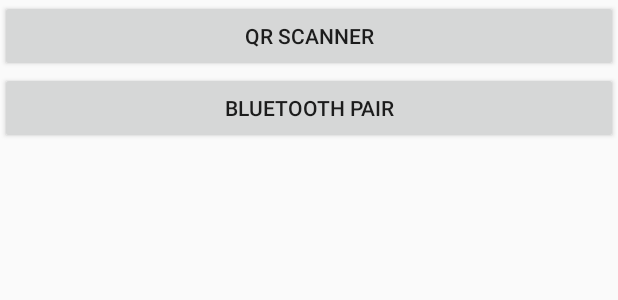
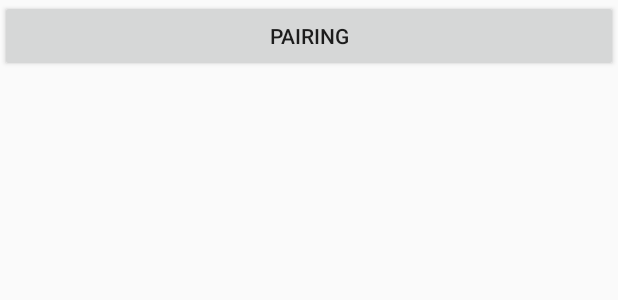
Before and after one commit to nuno-v-santos/S.A.T.A.N, an Android app: the layout activity_main.xml on its own in the app's theme, with its tools: preview values and no code run, on a phone screen of 412 x 824 dp. Shown: the top 300 px of the screen. Run offline under Robolectric (Android 15) with nearby library versions, the phone set to English and light mode, and no system bars.

Commit message:
Pairing phase code (need nuno's commit to be completed)

```diff
--- a/Android/app/src/main/res/layout/activity_main.xml
+++ b/Android/app/src/main/res/layout/activity_main.xml
@@ -8,23 +8,14 @@
     tools:context="pt.ulisboa.tecnico.sirs.ssandroidapp.MainActivity">
 
     <Button
-        android:id="@+id/QRbutton"
-        android:layout_width="match_parent"
-        android:layout_height="wrap_content"
-        android:onClick="changeActivity2QRScanner"
-        android:text="QR Scanner"
-        android:textIsSelectable="false"
-        tools:textAllCaps="false" />
-
-    <Button
-        android:id="@+id/BluetoothButton"
+        android:id="@+id/pairingButton"
         android:layout_width="match_parent"
         android:layout_height="wrap_content"
         android:onClick="changeActivity2BluetoothPair"
-        android:text="Bluetooth pair" />
+        android:text="Pairing" />
 
     <TextView
-        android:id="@+id/publicKeyTV"
+        android:id="@+id/statusTV"
         android:layout_width="match_parent"
         android:layout_height="wrap_content"
         android:layout_weight="1"
--- a/Android/app/src/main/res/layout/activity_qrscanner.xml
+++ b/Android/app/src/main/res/layout/activity_qrscanner.xml
@@ -11,7 +11,7 @@
 
 
     <TextView
-        android:id="@+id/publicKeyTV"
+        android:id="@+id/statusTV"
         android:layout_width="match_parent"
         android:layout_height="wrap_content"
         android:text="Public Key:"
@@ -28,7 +28,7 @@
         app:layout_constraintBottom_toBottomOf="parent"
         app:layout_constraintEnd_toEndOf="parent"
         app:layout_constraintStart_toStartOf="parent"
-        app:layout_constraintTop_toBottomOf="@+id/publicKeyTV" />
+        app:layout_constraintTop_toBottomOf="@+id/statusTV" />
 
     <LinearLayout
         android:layout_width="match_parent"
--- a/Android/app/src/main/res/values/strings.xml
+++ b/Android/app/src/main/res/values/strings.xml
@@ -1,4 +1,8 @@
 <resources>
     <string name="app_name">SSAndroidApp</string>
-    <string name="title_activity_bluethoot">BluethootActivity</string>
+    <string name="qr_code_read_success_msg">QR successfully read!</string>
+    <string name="ClassNotFoundException_error_msg">Unable to retrieve current paired device.</string>
+    <string name="current_paired_computer_name_msg">Currently connected to: </string>
+    <string name="IOException_read_obj_error_msg">Pairing not yet done.</string>
+    <string name="IOException_write_obj_error_msg">Could not save Computer obj...</string>
 </resources>
```
Also changed, not shown: Android/app/src/main/java/pt/ulisboa/tecnico/sirs/ssandroidapp/Computer.java (+8 -6 lines), Android/app/src/main/java/pt/ulisboa/tecnico/sirs/ssandroidapp/Constants.java (added, +10 -0 lines), Android/app/src/main/java/pt/ulisboa/tecnico/sirs/ssandroidapp/MainActivity.java (+41 -9 lines), Android/app/src/main/java/pt/ulisboa/tecnico/sirs/ssandroidapp/QRScannerActivity.java (+11 -6 lines).
